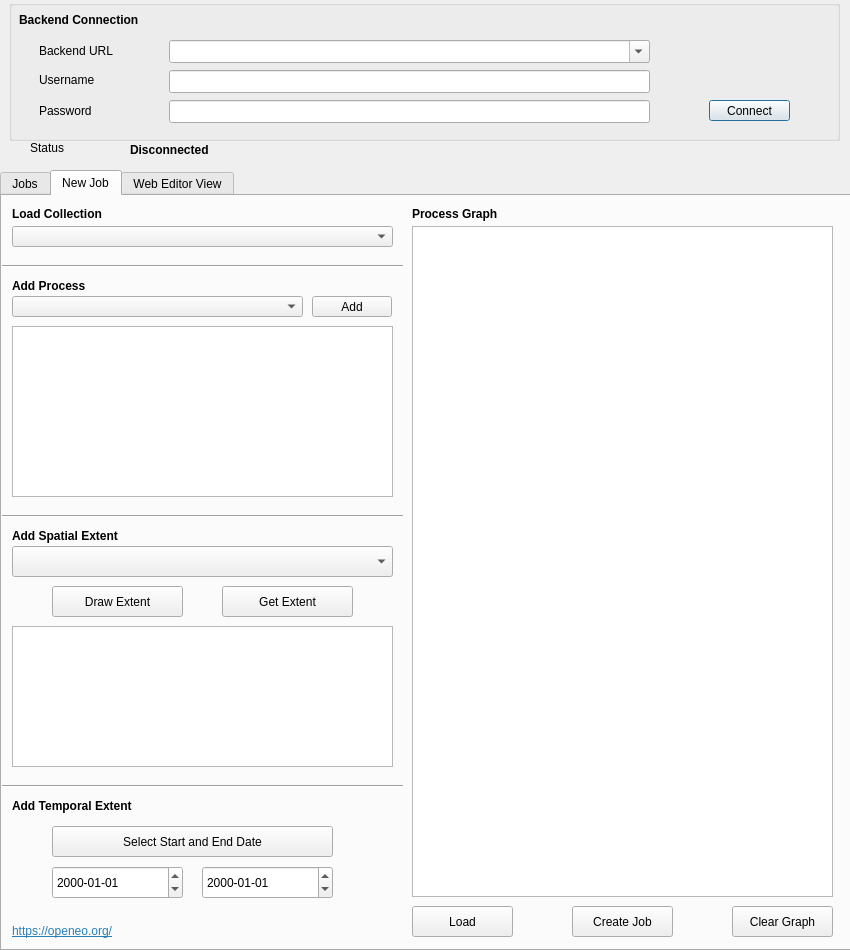
Above: openeo_connector_dialog_base.ui from Open-EO/openeo-qgis-plugin before the change. Below: the same form after it.
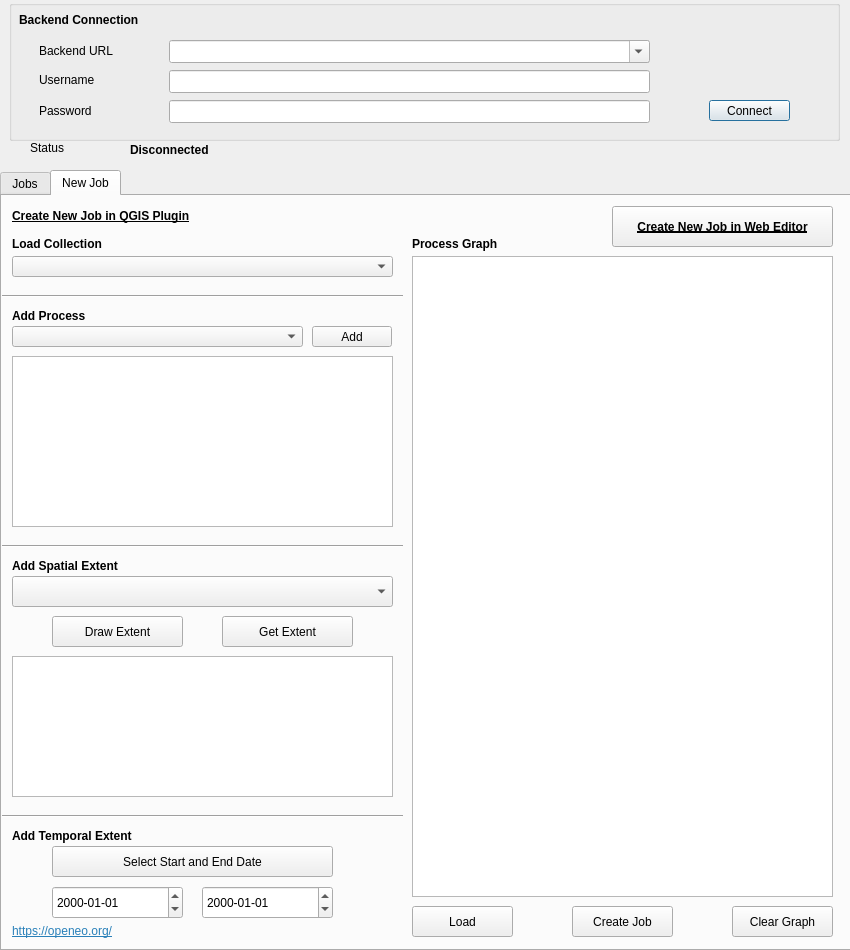
That is the form after the change. Icons and pictures are not drawn.

Commit message: Tab2 removed and Buttons moved to Tab3

```diff
--- a/openeo_connector_dialog_base.ui
+++ b/openeo_connector_dialog_base.ui
@@ -252,7 +252,7 @@
      <property name="geometry">
       <rect>
        <x>10</x>
-       <y>30</y>
+       <y>60</y>
        <width>381</width>
        <height>21</height>
       </rect>
@@ -262,7 +262,7 @@
      <property name="geometry">
       <rect>
        <x>10</x>
-       <y>100</y>
+       <y>130</y>
        <width>291</width>
        <height>21</height>
       </rect>
@@ -272,7 +272,7 @@
      <property name="geometry">
       <rect>
        <x>310</x>
-       <y>100</y>
+       <y>130</y>
        <width>80</width>
        <height>21</height>
       </rect>
@@ -285,7 +285,7 @@
      <property name="geometry">
       <rect>
        <x>10</x>
-       <y>10</y>
+       <y>40</y>
        <width>131</width>
        <height>16</height>
       </rect>
@@ -298,7 +298,7 @@
      <property name="geometry">
       <rect>
        <x>10</x>
-       <y>80</y>
+       <y>110</y>
        <width>101</width>
        <height>20</height>
       </rect>
@@ -327,9 +327,9 @@
      <property name="geometry">
       <rect>
        <x>410</x>
-       <y>30</y>
+       <y>60</y>
        <width>421</width>
-       <height>671</height>
+       <height>641</height>
       </rect>
      </property>
     </widget>
@@ -337,7 +337,7 @@
      <property name="geometry">
       <rect>
        <x>410</x>
-       <y>10</y>
+       <y>40</y>
        <width>131</width>
        <height>16</height>
       </rect>
@@ -350,7 +350,7 @@
      <property name="geometry">
       <rect>
        <x>0</x>
-       <y>60</y>
+       <y>90</y>
        <width>401</width>
        <height>20</height>
       </rect>
@@ -389,7 +389,7 @@
      <property name="geometry">
       <rect>
        <x>0</x>
-       <y>310</y>
+       <y>340</y>
        <width>401</width>
        <height>20</height>
       </rect>
@@ -402,7 +402,7 @@
      <property name="geometry">
       <rect>
        <x>10</x>
-       <y>330</y>
+       <y>360</y>
        <width>131</width>
        <height>20</height>
       </rect>
@@ -418,7 +418,7 @@
      <property name="geometry">
       <rect>
        <x>10</x>
-       <y>350</y>
+       <y>380</y>
        <width>381</width>
        <height>31</height>
       </rect>
@@ -428,7 +428,7 @@
      <property name="geometry">
       <rect>
        <x>10</x>
-       <y>130</y>
+       <y>160</y>
        <width>381</width>
        <height>171</height>
       </rect>
@@ -438,7 +438,7 @@
      <property name="geometry">
       <rect>
        <x>50</x>
-       <y>390</y>
+       <y>420</y>
        <width>131</width>
        <height>31</height>
       </rect>
@@ -451,7 +451,7 @@
      <property name="geometry">
       <rect>
        <x>50</x>
-       <y>630</y>
+       <y>650</y>
        <width>281</width>
        <height>31</height>
       </rect>
@@ -464,7 +464,7 @@
      <property name="geometry">
       <rect>
        <x>10</x>
-       <y>600</y>
+       <y>630</y>
        <width>161</width>
        <height>20</height>
       </rect>
@@ -480,7 +480,7 @@
      <property name="geometry">
       <rect>
        <x>0</x>
-       <y>580</y>
+       <y>610</y>
        <width>401</width>
        <height>20</height>
       </rect>
@@ -493,7 +493,7 @@
      <property name="geometry">
       <rect>
        <x>10</x>
-       <y>430</y>
+       <y>460</y>
        <width>381</width>
        <height>141</height>
       </rect>
@@ -503,7 +503,7 @@
      <property name="geometry">
       <rect>
        <x>220</x>
-       <y>390</y>
+       <y>420</y>
        <width>131</width>
        <height>31</height>
       </rect>
@@ -516,7 +516,7 @@
      <property name="geometry">
       <rect>
        <x>50</x>
-       <y>670</y>
+       <y>690</y>
        <width>131</width>
        <height>33</height>
       </rect>
@@ -532,7 +532,7 @@
      <property name="geometry">
       <rect>
        <x>200</x>
-       <y>670</y>
+       <y>690</y>
        <width>131</width>
        <height>33</height>
       </rect>
@@ -541,6 +541,49 @@
       <string>yyyy-MM-dd</string>
      </property>
     </widget>
+    <widget class="QLabel" name="label_10">
+     <property name="geometry">
+      <rect>
+       <x>10</x>
+       <y>10</y>
+       <width>381</width>
+       <height>21</height>
+      </rect>
+     </property>
+     <property name="font">
+      <font>
+       <underline>true</underline>
+       <kerning>true</kerning>
+      </font>
+     </property>
+     <property name="layoutDirection">
+      <enum>Qt::LeftToRight</enum>
+     </property>
+     <property name="text">
+      <string>&lt;html&gt;&lt;head/&gt;&lt;body&gt;&lt;p&gt;&lt;span style=&quot; font-weight:600;&quot;&gt;Create New Job in QGIS Plugin&lt;/span&gt;&lt;/p&gt;&lt;/body&gt;&lt;/html&gt;</string>
+     </property>
+    </widget>
+    <widget class="QPushButton" name="moveButton">
+     <property name="geometry">
+      <rect>
+       <x>610</x>
+       <y>10</y>
+       <width>221</width>
+       <height>41</height>
+      </rect>
+     </property>
+     <property name="font">
+      <font>
+       <weight>75</weight>
+       <bold>true</bold>
+       <underline>true</underline>
+      </font>
+     </property>
+     <property name="text">
+      <string>Create New Job in Web Editor</string>
+     </property>
+    </widget>
+    <zorder>moveButton</zorder>
     <zorder>processgraphEdit</zorder>
     <zorder>sendButton</zorder>
     <zorder>collectionBox</zorder>
@@ -565,38 +608,7 @@
     <zorder>GetButton</zorder>
     <zorder>StartDateEdit</zorder>
     <zorder>EndDateEdit</zorder>
-   </widget>
-   <widget class="QWidget" name="tab_2">
-    <attribute name="title">
-     <string>Web Editor View</string>
-    </attribute>
-    <widget class="QPushButton" name="moveButton">
-     <property name="geometry">
-      <rect>
-       <x>230</x>
-       <y>30</y>
-       <width>161</width>
-       <height>61</height>
-      </rect>
-     </property>
-     <property name="text">
-      <string>Create Process Graph 
- in Web Editor</string>
-     </property>
-    </widget>
-    <widget class="QPushButton" name="returnButton">
-     <property name="geometry">
-      <rect>
-       <x>450</x>
-       <y>30</y>
-       <width>161</width>
-       <height>61</height>
-      </rect>
-     </property>
-     <property name="text">
-      <string>Close Web Editor</string>
-     </property>
-    </widget>
+    <zorder>label_10</zorder>
    </widget>
   </widget>
   <widget class="QLabel" name="statusLabel">
```
The commit also changes 1 other file.
